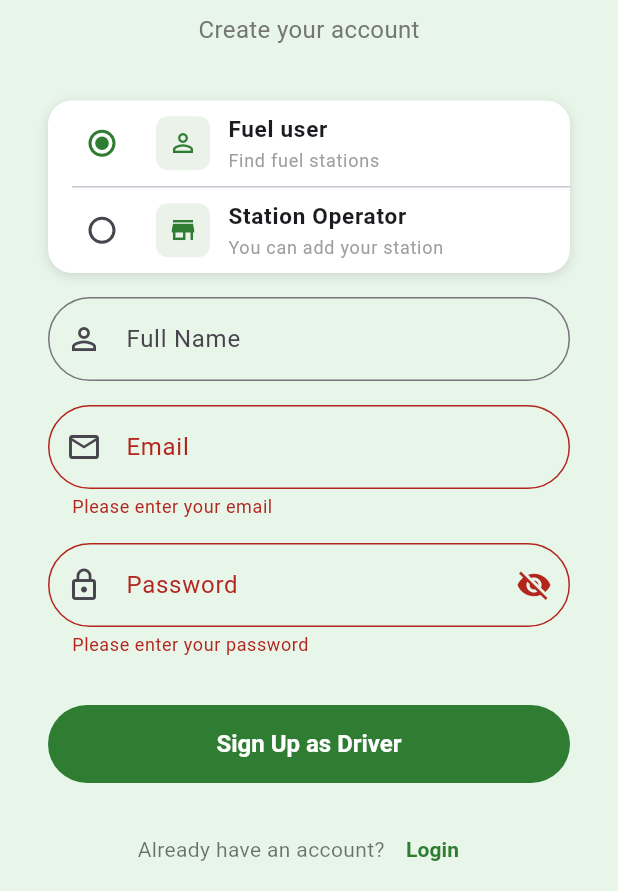
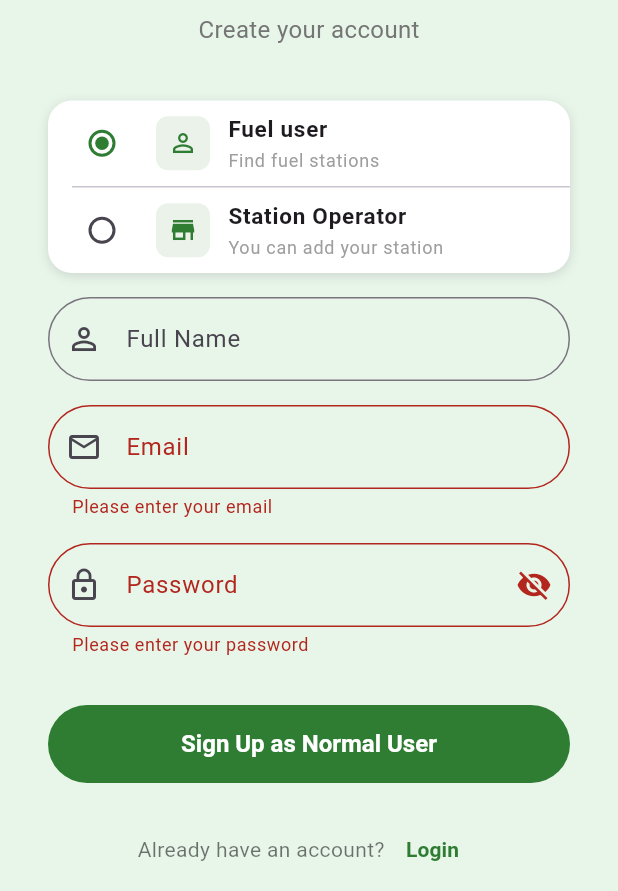
Before and after one commit to JAMES-CRE/easy_top_up_flutter, a Flutter app: the AuthScreen screen opened directly, after a tap on "Login", after a tap on "Sign Up", on a phone screen of 412 x 824 dp, the part 345-1236 px from its top. Run offline on Flutter 3.47's test engine with Material 3 defaults, Android fonts, the light colour scheme and no system bars; our stand-ins replace geolocator, google_fonts, google_maps_flutter, image_picker, permission_handler, shared_preferences; accounts and stored records are empty.

Commit message:
change sign as a driver to noramal user

```diff
--- a/lib/screens/auth_screen.dart
+++ b/lib/screens/auth_screen.dart
@@ -373,7 +373,7 @@ class _AuthScreenState extends State<AuthScreen> {
                                   ? 'Login'
                                   : _selectedRole == 'operator'
                                       ? 'Sign Up as Operator'
-                                      : 'Sign Up as Driver',
+                                      : 'Sign Up as Normal User',
                               style: const TextStyle(
                                 fontSize: 16,
                                 fontWeight: FontWeight.bold,
```
